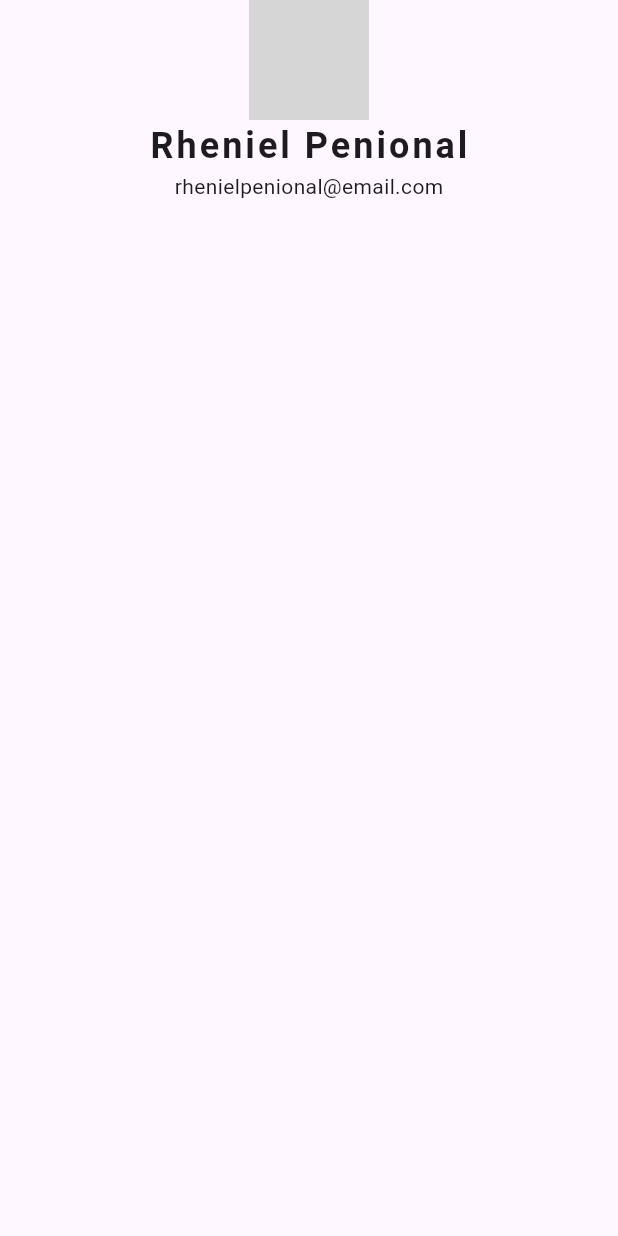
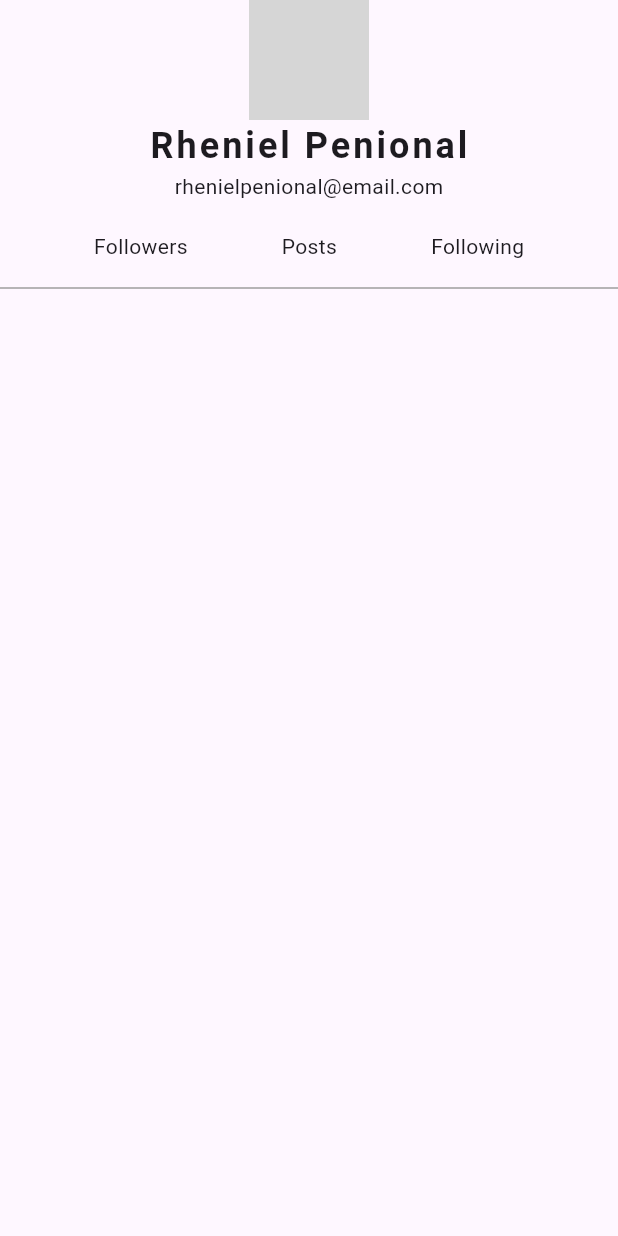
Before and after one commit to BustedElbow/first_lab_it14, a Flutter app: the SocialMedia screen opened directly, on a phone screen of 412 x 824 dp. Run offline on Flutter 3.47's test engine with Material 3 defaults, Android fonts, the phone set to English and light mode, and no system bars; grey boxes are pictures that could not be loaded.

Commit message:
Finished infoheader

```diff
--- a/lib/infoheader.dart
+++ b/lib/infoheader.dart
@@ -0,0 +1,34 @@
+import 'package:flutter/material.dart';
+import 'package:flutter_social_media/model/userdata.dart';
+
+class InfoHeader extends StatelessWidget {
+  const InfoHeader({super.key, required this.userData,});
+  final UserData userData;
+
+  final followTxtStyle = const TextStyle(
+    fontSize: 20,
+    fontWeight: FontWeight.bold,
+  );
+
+  @override
+  Widget build(BuildContext context) {
+    return Column(
+      children: [
+        const Row(
+          mainAxisAlignment: MainAxisAlignment.spaceEvenly,
+          children: [
+            Text('Followers'),
+            Text('Posts'),
+            Text('Following'),
+          ],
+        ),
+        const SizedBox(
+          height: 10
+        ),
+        const Divider(
+          color: Colors.grey,
+        )
+      ],
+    );
+  }
+}
--- a/lib/socialmedia.dart
+++ b/lib/socialmedia.dart
@@ -1,4 +1,5 @@
 import 'package:flutter/material.dart';
+import 'package:flutter_social_media/infoheader.dart';
 import 'package:flutter_social_media/mainheader.dart';
 import 'package:flutter_social_media/model/userdata.dart';
 
@@ -16,8 +17,10 @@ class _SocialMediaState extends State<SocialMedia> {
   Widget build(BuildContext context) {
     return Scaffold(
       body: ListView(
+        shrinkWrap: true,
         children: [
           MainHeader(userData: userData),
+          InfoHeader(userData: userData),
         ],
       ),
     );
```
